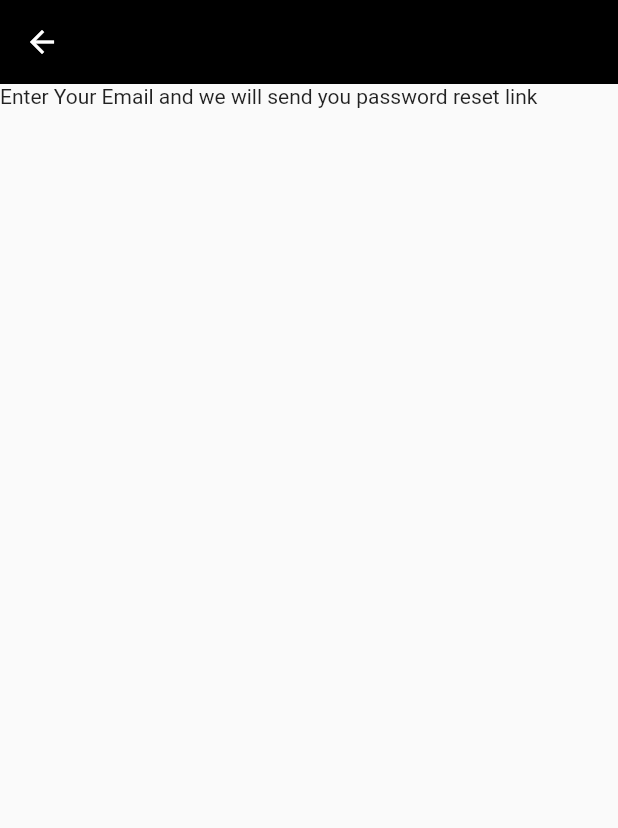
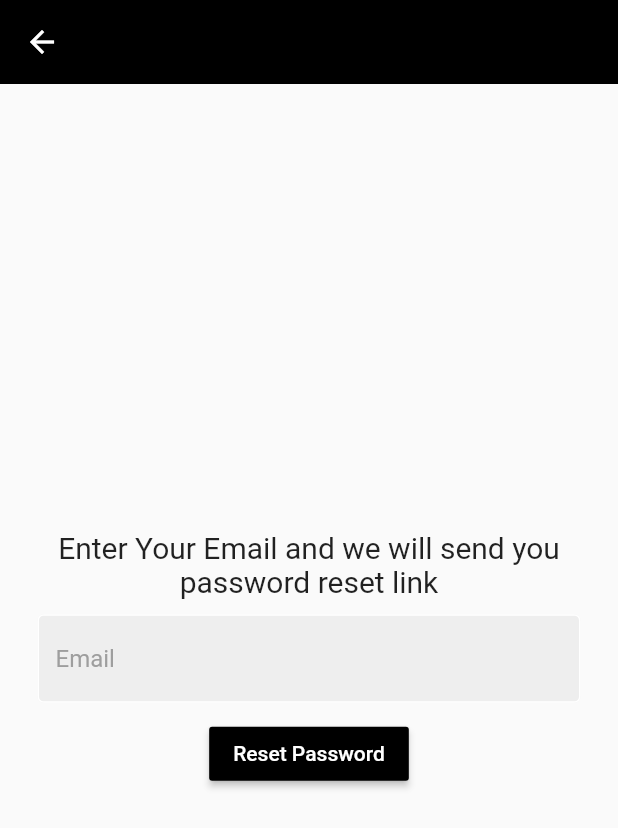
Before and after one commit to Poojan-2003/student, a Flutter app: the ForgetPasswordPage screen opened directly, on a phone screen of 412 x 824 dp. Shown: the top 828 px of the screen. Run offline on Flutter 3.47's test engine with Material 2 defaults, Android fonts, the phone set to English and light mode, and no system bars; our stand-ins replace cloud_firestore, file_picker, firebase_auth, firebase_core, firebase_database, firebase_messaging and 4 more; missing offline and left inert: firebase_app_check, firebase_dart, getbloc; accounts and stored records are empty.

Commit message:
Flutter_Project

```diff
--- a/lib/Login/forget_password.dart
+++ b/lib/Login/forget_password.dart
@@ -1,3 +1,4 @@
+import 'package:firebase_auth/firebase_auth.dart';
 import 'package:flutter/cupertino.dart';
 import 'package:flutter/material.dart';
 
@@ -9,6 +10,37 @@ class ForgetPasswordPage extends StatefulWidget {
 }
 
 class _ForgetPasswordPageState extends State<ForgetPasswordPage> {
+  final emailController = TextEditingController();
+
+  void dispose(){
+    emailController.dispose();
+    super.dispose();
+  }
+ Future passwordReset() async{
+    try{
+      await FirebaseAuth.instance.sendPasswordResetEmail(email: emailController.text.trim());
+
+      showDialog(
+          context:context,
+          builder:(context){
+            return AlertDialog(
+              content: Text("Password Reset Link has been sent to your email ! Check you email"),
+            );
+          }
+      );
+    }on FirebaseAuthException catch(e){
+      print(e);
+      showDialog(
+        context:context,
+        builder:(context){
+          return AlertDialog(
+            content: Text(e.message.toString()),
+          );
+        }
+      );
+    }
+ }
+
   @override
   Widget build(BuildContext context) {
     return Scaffold(
@@ -17,8 +49,39 @@ class _ForgetPasswordPageState extends State<ForgetPasswordPage> {
         elevation: 0,
       ),
       body: Column(
+        mainAxisAlignment: MainAxisAlignment.center,
         children: [
-          Text("Enter Your Email and we will send you password reset link"),
+          Padding(
+            padding: const EdgeInsets.symmetric(horizontal: 25),
+            child: Text("Enter Your Email and we will send you password reset link",
+            textAlign: TextAlign.center,
+              style: TextStyle(fontSize: 20),
+            ),
+
+          ),
+            SizedBox(height: 10,),
+            Padding(
+        padding: const EdgeInsets.symmetric(horizontal: 25),
+        child: TextField(
+          controller: emailController,
+
+          decoration: InputDecoration(
+            enabledBorder: OutlineInputBorder(
+              borderSide: BorderSide(color: Colors.white),
+            ),
+            focusedBorder: OutlineInputBorder(
+              borderSide: BorderSide(color: Colors.grey.shade400),
+
+            ),
+            fillColor:Colors.grey.shade200,
+            filled: true,
+            hintText: 'Email',
+            hintStyle: TextStyle(color: Colors.grey[500]),
+          ),
+        ),
+      ),
+          SizedBox(height: 10,),
+          MaterialButton(onPressed: passwordReset,child: Text('Reset Password',style: TextStyle(color: Colors.white),),color: Colors.black,)
         ],
       )
     );
```
Also changed, not shown: lib/Previous_data.dart (+34 -18 lines).
